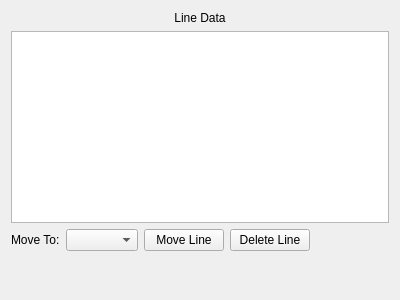
This is src/WhiskerToolbox/DataManager_Widget/Line_Widget/Line_Widget.ui in paulmthompson/WhiskerToolbox as Qt 5 draws it before an edit. The edited form follows.
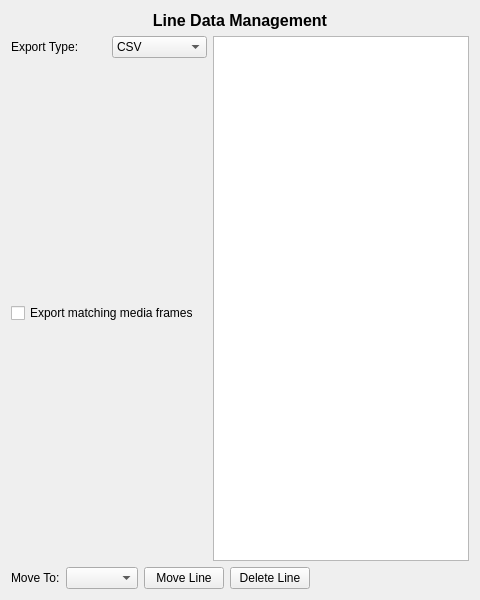
This is the edited form. Custom widgets are drawn as their Qt base class.

Commit message: export media and CSV for line

Patch:
```diff
--- a/src/WhiskerToolbox/DataManager_Widget/Line_Widget/Line_Widget.ui
+++ b/src/WhiskerToolbox/DataManager_Widget/Line_Widget/Line_Widget.ui
@@ -6,8 +6,8 @@
    <rect>
     <x>0</x>
     <y>0</y>
-    <width>400</width>
-    <height>300</height>
+    <width>480</width>
+    <height>600</height>
    </rect>
   </property>
   <property name="windowTitle">
@@ -17,7 +17,14 @@
    <item>
     <widget class="QLabel" name="label">
      <property name="text">
-      <string>Line Data</string>
+      <string>Line Data Management</string>
+     </property>
+     <property name="font">
+      <font>
+       <pointsize>12</pointsize>
+       <weight>75</weight>
+       <bold>true</bold>
+      </font>
      </property>
      <property name="alignment">
       <set>Qt::AlignmentFlag::AlignCenter</set>
@@ -25,7 +32,69 @@
     </widget>
    </item>
    <item>
-    <widget class="QTableView" name="tableView"/>
+    <layout class="QHBoxLayout" name="topControlsLayout">
+     <item>
+      <layout class="QVBoxLayout" name="leftVerticalLayout">
+       <item>
+        <layout class="QHBoxLayout" name="exportTypeLayout">
+         <item>
+          <widget class="QLabel" name="label_export_type">
+           <property name="text">
+            <string>Export Type:</string>
+           </property>
+          </widget>
+         </item>
+         <item>
+          <widget class="QComboBox" name="export_type_combo">
+           <item>
+            <property name="text">
+             <string>CSV</string>
+            </property>
+           </item>
+          </widget>
+         </item>
+        </layout>
+       </item>
+       <item>
+        <widget class="QStackedWidget" name="stacked_saver_options">
+         <property name="currentIndex">
+          <number>0</number>
+         </property>
+         <widget class="CSVLineSaver_Widget" name="csv_line_saver_widget"/>
+        </widget>
+       </item>
+       <item>
+        <widget class="QCheckBox" name="export_media_frames_checkbox">
+         <property name="text">
+          <string>Export matching media frames</string>
+         </property>
+         <property name="checked">
+          <bool>false</bool>
+         </property>
+        </widget>
+       </item>
+       <item>
+        <widget class="MediaExport_Widget" name="media_export_options_widget" native="true"/>
+       </item>
+       <item>
+        <spacer name="verticalSpacer_left">
+         <property name="orientation">
+          <enum>Qt::Orientation::Vertical</enum>
+         </property>
+         <property name="sizeHint" stdset="0">
+          <size>
+           <width>20</width>
+           <height>20</height>
+          </size>
+         </property>
+        </spacer>
+       </item>
+      </layout>
+     </item>
+     <item>
+      <widget class="QTableView" name="tableView"/>
+     </item>
+    </layout>
    </item>
    <item>
     <layout class="QHBoxLayout" name="actionButtonsLayout">
@@ -54,38 +123,36 @@
       </widget>
      </item>
      <item>
-        <spacer name="actionButtonSpacer">
-         <property name="orientation">
-          <enum>Qt::Horizontal</enum>
-         </property>
-         <property name="sizeHint" stdset="0">
-          <size>
-           <width>40</width>
-           <height>20</height>
-          </size>
-         </property>
-        </spacer>
-       </item>
+      <spacer name="actionButtonSpacer">
+       <property name="orientation">
+        <enum>Qt::Horizontal</enum>
+       </property>
+       <property name="sizeHint" stdset="0">
+        <size>
+         <width>40</width>
+         <height>20</height>
+        </size>
+       </property>
+      </spacer>
+     </item>
     </layout>
    </item>
-   <item>
-    <spacer name="verticalSpacer">
-     <property name="orientation">
-      <enum>Qt::Orientation::Vertical</enum>
-     </property>
-     <property name="sizeType">
-      <enum>QSizePolicy::Expanding</enum>
-     </property>
-     <property name="sizeHint" stdset="0">
-      <size>
-       <width>20</width>
-       <height>10</height>
-      </size>
-     </property>
-    </spacer>
-   </item>
   </layout>
  </widget>
+ <customwidgets>
+  <customwidget>
+   <class>CSVLineSaver_Widget</class>
+   <extends>QWidget</extends>
+   <header>IO_Widgets/LineIOWidgets/CSV/CSVLineSaver_Widget.hpp</header>
+   <container>1</container>
+  </customwidget>
+  <customwidget>
+   <class>MediaExport_Widget</class>
+   <extends>QWidget</extends>
+   <header>IO_Widgets/Media/MediaExport_Widget.hpp</header>
+   <container>1</container>
+  </customwidget>
+ </customwidgets>
  <resources/>
  <connections/>
 </ui>
```
Left out of the diff: 4 changed lines with no effect on the pictures. The commit also changes 2 other files.
